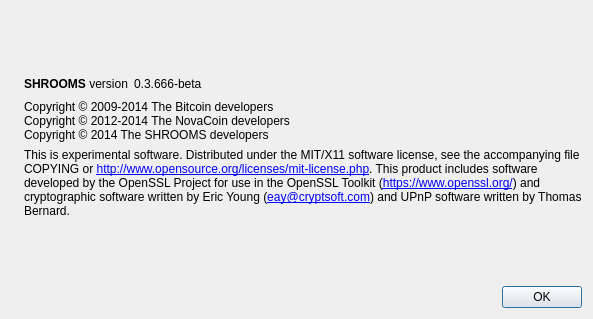
Qt form src/qt/forms/aboutdialog.ui (torus-economy/torus-core) before a commit.
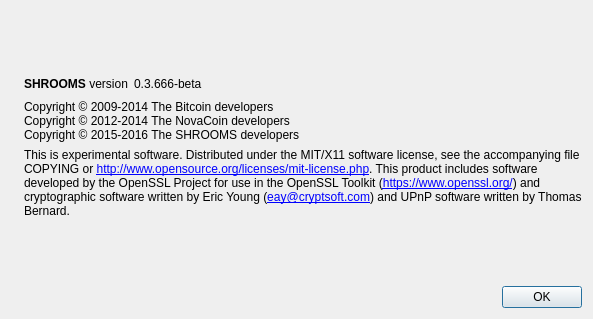
The same form after that commit. Icons and pictures are not drawn.

Commit message: Copyright year

The edit to the form file:
```diff
--- a/src/qt/forms/aboutdialog.ui
+++ b/src/qt/forms/aboutdialog.ui
@@ -93,7 +93,7 @@
        <property name="text">
         <string>Copyright © 2009-2014 The Bitcoin developers
 Copyright © 2012-2014 The NovaCoin developers
-Copyright © 2014 The SHROOMS developers</string>
+Copyright © 2015-2016 The SHROOMS developers</string>
        </property>
        <property name="textInteractionFlags">
         <set>Qt::LinksAccessibleByMouse|Qt::TextSelectableByKeyboard|Qt::TextSelectableByMouse</set>
```
The commit also changes 68 other files.
